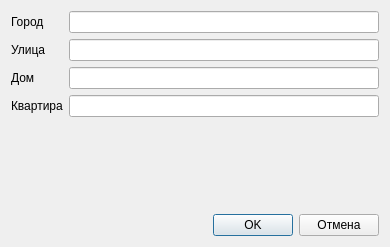
This is src/patients/addressdialog.ui in megakoko/m-system as Qt 5 draws it before an edit. The edited form follows.
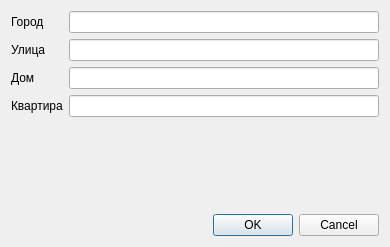
This is the edited form.

Commit message: Заменил кнопки "ОК - Отмена" в диалоговых окнах на стандартный виджет QDialogButtonBox.

Patch:
```diff
--- a/src/patients/addressdialog.ui
+++ b/src/patients/addressdialog.ui
@@ -76,35 +76,11 @@
     </spacer>
    </item>
    <item>
-    <layout class="QHBoxLayout" name="horizontalLayout">
-     <item>
-      <spacer name="horizontalSpacer">
-       <property name="orientation">
-        <enum>Qt::Horizontal</enum>
-       </property>
-       <property name="sizeHint" stdset="0">
-        <size>
-         <width>40</width>
-         <height>20</height>
-        </size>
-       </property>
-      </spacer>
-     </item>
-     <item>
-      <widget class="QPushButton" name="m_ok">
-       <property name="text">
-        <string>OK</string>
-       </property>
-      </widget>
-     </item>
-     <item>
-      <widget class="QPushButton" name="m_cancel">
-       <property name="text">
-        <string>Отмена</string>
-       </property>
-      </widget>
-     </item>
-    </layout>
+    <widget class="QDialogButtonBox" name="m_buttonBox">
+     <property name="standardButtons">
+      <set>QDialogButtonBox::Cancel|QDialogButtonBox::Ok</set>
+     </property>
+    </widget>
    </item>
   </layout>
  </widget>
```
The commit also changes 19 other files.
